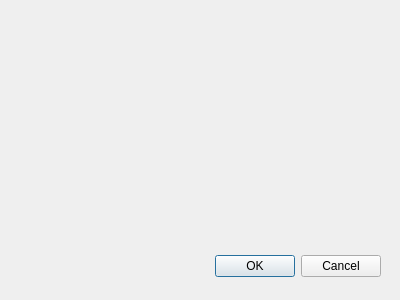
The window that gui/qt/ui/updatedialog.ui (armadito/armadito-av) describes before a commit, drawn with Qt 5.
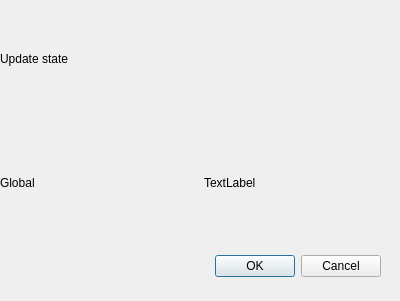
The same window after the commit.

```diff
--- a/gui/qt/ui/updatedialog.ui
+++ b/gui/qt/ui/updatedialog.ui
@@ -7,7 +7,7 @@
     <x>0</x>
     <y>0</y>
     <width>400</width>
-    <height>300</height>
+    <height>301</height>
    </rect>
   </property>
   <property name="windowTitle">
@@ -29,6 +29,39 @@
     <set>QDialogButtonBox::Cancel|QDialogButtonBox::Ok</set>
    </property>
   </widget>
+  <widget class="QWidget" name="gridLayoutWidget">
+   <property name="geometry">
+    <rect>
+     <x>0</x>
+     <y>0</y>
+     <width>401</width>
+     <height>241</height>
+    </rect>
+   </property>
+   <layout class="QGridLayout" name="gridLayout">
+    <item row="0" column="0">
+     <widget class="QLabel" name="label">
+      <property name="text">
+       <string>Update state</string>
+      </property>
+     </widget>
+    </item>
+    <item row="1" column="0">
+     <widget class="QLabel" name="label_2">
+      <property name="text">
+       <string>Global</string>
+      </property>
+     </widget>
+    </item>
+    <item row="1" column="1">
+     <widget class="QLabel" name="label_3">
+      <property name="text">
+       <string>TextLabel</string>
+      </property>
+     </widget>
+    </item>
+   </layout>
+  </widget>
  </widget>
  <resources/>
  <connections>
```
